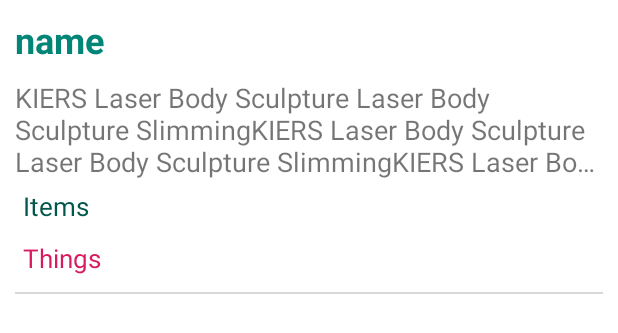
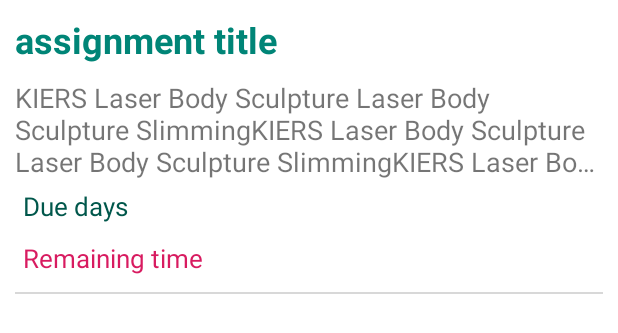
Before and after one commit to manvirSaini/Comp370-Infinity, an Android app: the layout item_notification.xml on its own in the app's theme, with its tools: preview values and no code run, on a phone screen of 412 x 824 dp. Shown: the top 333 px of the screen. Run offline under Robolectric (Android 15) with nearby library versions, the phone set to English and light mode, and no system bars.

Commit message:
update of item_notification.xml

```diff
--- a/app/src/main/res/layout/item_notification.xml
+++ b/app/src/main/res/layout/item_notification.xml
@@ -14,7 +14,7 @@
         android:layout_height="wrap_content"
          android:ellipsize="end"
         android:maxLines="2"
-        android:text="name"
+        android:text="assignment title"
         android:textColor="@color/colorPrimary"
         android:textSize="24sp"
         android:textStyle="bold" />
@@ -48,7 +48,7 @@
         android:ellipsize="end"
         android:maxLines="3"
         android:padding="5dp"
-        android:text="Things"
+        android:text="Remaining time"
         android:textColor="@color/colorAccent"
         android:textSize="17sp" />
 
@@ -62,7 +62,7 @@
         android:ellipsize="end"
         android:maxLines="3"
         android:padding="5dp"
-        android:text="Items"
+        android:text="Due days"
         android:textColor="@color/colorPrimaryDark"
         android:textSize="17sp" />
 
```
